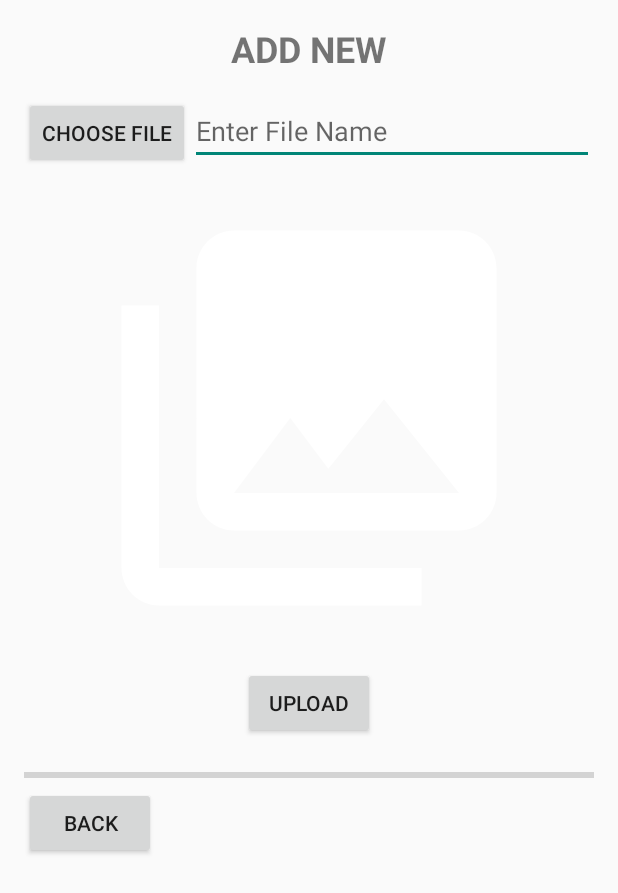
After one commit to GrenNMC/Free_Scanner, an Android app: the AddNewImage screen opened directly, with no data from a screen before it, on a phone screen of 412 x 824 dp. The commit adds this screen. Shown: the top 893 px of the screen. Run offline under Robolectric (Android 15) with nearby library versions, the phone set to English and light mode, and no system bars; our stand-ins replace Firebase (no records; nobody signed in at launch, a user with empty details on screens opened directly), Picasso.

Commit message:
upload img firebase

```diff
--- a/AndroidCK/app/src/main/AndroidManifest.xml
+++ b/AndroidCK/app/src/main/AndroidManifest.xml
@@ -4,6 +4,7 @@
     <uses-permission android:name="android.permission.CAMERA"/>
     <uses-permission android:name="android.permission.WRITE_EXTERNAL_STORAGE"
         tools:ignore="ScopedStorage" />
+    <uses-permission android:name="android.permission.INTERNET" />
 
     <uses-permission android:name="android.permission.READ_EXTERNAL_STORAGE"/>
     <uses-permission android:name="android.permission.CAMERA"/>
@@ -34,7 +35,7 @@
         <activity android:name=".Activity.FileActivity" />
         <activity android:name=".Activity.CustomImageActivity"/>
         <activity android:name=".Activity.ScanActivity"/>
-
+        <activity android:name=".Activity.AddNewImage"/>
         <provider
             android:authorities="hcmute.edu.androidck.fileprovider"
             android:name="androidx.core.content.FileProvider"
--- /dev/null
+++ b/AndroidCK/app/src/main/java/hcmute/edu/androidck/Activity/AddNewImage.java
@@ -0,0 +1,152 @@
+package hcmute.edu.androidck.Activity;
+
+import android.content.ContentResolver;
+import android.content.Intent;
+import android.net.Uri;
+import android.os.Bundle;
+import android.os.Handler;
+import android.view.View;
+import android.webkit.MimeTypeMap;
+import android.widget.Button;
+import android.widget.EditText;
+import android.widget.ImageView;
+import android.widget.ProgressBar;
+import android.widget.Toast;
+
+import androidx.annotation.NonNull;
+import androidx.annotation.Nullable;
+import androidx.appcompat.app.AppCompatActivity;
+
+import com.google.android.gms.tasks.OnFailureListener;
+import com.google.android.gms.tasks.OnSuccessListener;
+import com.google.android.gms.tasks.Task;
+import com.google.firebase.database.DatabaseReference;
+import com.google.firebase.database.FirebaseDatabase;
+import com.google.firebase.storage.FirebaseStorage;
+import com.google.firebase.storage.OnProgressListener;
+import com.google.firebase.storage.StorageReference;
+import com.google.firebase.storage.StorageTask;
+import com.google.firebase.storage.UploadTask;
+import com.squareup.picasso.Picasso;
+
+import hcmute.edu.androidck.Model.File;
+import hcmute.edu.androidck.R;
+
+public class AddNewImage extends AppCompatActivity {
+
+
+    private static final int PICK_IMAGE_REQUEST = 1;
+    Button btn_choose, btn_upload,btn_back;
+    ImageView imageView;
+    EditText editName;
+    private Uri uri;
+    ProgressBar mProgress;
+    private StorageReference mStorageRef;
+    private DatabaseReference mDataRef;
+
+    private StorageTask mUploadTask;
+
+    @Override
+    protected void onCreate(@Nullable Bundle savedInstanceState) {
+        super.onCreate(savedInstanceState);
+        setContentView(R.layout.add_new_image);
+        btn_back = findViewById(R.id.btn_back);
+        editName = findViewById(R.id.file_name);
+        btn_choose = findViewById(R.id.btn_chooseFile);
+        btn_upload = findViewById(R.id.btn_upload);
+        mProgress = findViewById(R.id.progress_bar);
+        imageView = findViewById(R.id.view_iamge);
+        mStorageRef = FirebaseStorage.getInstance().getReference("files");
+        mDataRef = FirebaseDatabase.getInstance().getReference("files");
+
+        btn_choose.setOnClickListener(new View.OnClickListener() {
+           @Override
+           public void onClick(View v) {
+                   openFileChoose();
+           }
+        });
+        btn_upload.setOnClickListener(new View.OnClickListener() {
+            @Override
+            public void onClick(View v) {
+                if(mUploadTask != null && mUploadTask.isInProgress()){
+                    Toast.makeText(AddNewImage.this, "Upload in progress", Toast.LENGTH_SHORT).show();
+                }
+                else {
+                    uploadFile();
+                }
+            }
+        });
+        btn_back.setOnClickListener(new View.OnClickListener() {
+            @Override
+            public void onClick(View v) {
+                Intent intent = new Intent(AddNewImage.this,FileActivity.class);
+                startActivity(intent);
+            }
+        });
+    }
+    private String getFileExtension(Uri uri){
+        ContentResolver resolver = getContentResolver();
+        MimeTypeMap map = MimeTypeMap.getSingleton();
+        return map.getExtensionFromMimeType(resolver.getType(uri));
+    }
+    private void uploadFile() {
+        if(uri != null){
+            StorageReference storageReference = mStorageRef.child(System.currentTimeMillis() +"."+getFileExtension(uri));
+            mUploadTask = storageReference.putFile(uri)
+                    .addOnSuccessListener(new OnSuccessListener<UploadTask.TaskSnapshot>() {
+                        @Override
+                        public void onSuccess(UploadTask.TaskSnapshot taskSnapshot) {
+                            Handler handler = new Handler();
+                            handler.postDelayed(new Runnable() {
+                                @Override
+                                public void run() {
+                                    mProgress.setProgress(0);
+                                }
+                            },500);
+                            Toast.makeText(AddNewImage.this, "Upload Success", Toast.LENGTH_SHORT).show();
+                            Task<Uri> urlTask = taskSnapshot.getStorage().getDownloadUrl();
+                            while (!urlTask.isSuccessful());
+                            Uri downloadUrl = urlTask.getResult();
+                            final String sdownload_url = String.valueOf(downloadUrl);
+                            File file = new File(editName.getText().toString().trim(),sdownload_url);
+                            String fileId = mDataRef.push().getKey();
+                            mDataRef.child(fileId).setValue(file);
+                        }
+                    }).addOnFailureListener(new OnFailureListener() {
+                        @Override
+                        public void onFailure(@NonNull Exception e) {
+                            Toast.makeText(AddNewImage.this, e.getMessage(), Toast.LENGTH_SHORT).show();
+                        }
+                    }).addOnProgressListener(new OnProgressListener<UploadTask.TaskSnapshot>() {
+                        @Override
+                        public void onProgress(@NonNull UploadTask.TaskSnapshot snapshot) {
+                            double progress = (100.0 * snapshot.getBytesTransferred()/snapshot.getTotalByteCount());
+                            mProgress.setProgress((int) progress);
+                        }
+                    });
+
+        }else {
+            Toast.makeText(this,"No file selected",Toast.LENGTH_SHORT).show();
+        }
+
+    }
+
+    private void openFileChoose() {
+
+        Intent intent = new Intent();
+        intent.setType("image/*");
+        intent.setAction(Intent.ACTION_GET_CONTENT);
+        startActivityForResult(intent,PICK_IMAGE_REQUEST);
+    }
+    @Override
+    protected void onActivityResult(int requestCode, int resultCode, @Nullable Intent data) {
+        super.onActivityResult(requestCode, resultCode, data);
+
+        if(requestCode == PICK_IMAGE_REQUEST && resultCode == RESULT_OK
+        && data!= null && data.getData() != null){
+
+            uri = data.getData();
+            Picasso.with(this).load(uri).into(imageView);
+        }
+    }
+}
--- a/AndroidCK/app/src/main/java/hcmute/edu/androidck/MainActivity.java
+++ b/AndroidCK/app/src/main/java/hcmute/edu/androidck/MainActivity.java
@@ -61,7 +61,7 @@ public class MainActivity extends AppCompatActivity {
         btn_allFile.setOnClickListener(new View.OnClickListener() {
             @Override
             public void onClick(View v) {
-                Intent intent = new Intent(MainActivity.this, FolderActivity.class);
+                Intent intent = new Intent(MainActivity.this, FileActivity.class);
 //                Bundle bundle = new Bundle();
 //                intent.putExtras(bundle);
                 startActivity(intent);
--- /dev/null
+++ b/AndroidCK/app/src/main/res/layout/add_new_image.xml
@@ -0,0 +1,63 @@
+<?xml version="1.0" encoding="utf-8"?>
+<RelativeLayout xmlns:android="http://schemas.android.com/apk/res/android"
+    android:layout_width="match_parent"
+    android:layout_height="wrap_content"
+    android:layout_margin="16dp"
+    android:orientation="vertical">
+    <TextView
+        android:id="@+id/title_add"
+        android:layout_centerHorizontal="true"
+        android:layout_width="wrap_content"
+        android:layout_height="wrap_content"
+        android:text="ADD NEW"
+        android:textSize="24dp"
+        android:textStyle="bold"
+        android:layout_marginBottom="16dp"/>
+
+    <LinearLayout
+        android:id="@+id/container_filename"
+        android:layout_width="match_parent"
+        android:layout_height="wrap_content"
+        android:orientation="horizontal"
+        android:layout_marginBottom="16dp"
+        android:layout_below="@+id/title_add">
+        <Button
+            android:layout_width="wrap_content"
+            android:layout_height="wrap_content"
+            android:text="Choose File"
+            android:id="@+id/btn_chooseFile"/>
+        <EditText
+            android:layout_width="match_parent"
+            android:layout_height="wrap_content"
+            android:hint="Enter File Name"
+            android:id="@+id/file_name"/>
+    </LinearLayout>
+    <ImageView
+        android:id="@+id/view_iamge"
+        android:layout_width="match_parent"
+        android:layout_below="@id/container_filename"
+        android:layout_height="300dp"
+        android:src="@drawable/btn_gallery"
+        android:layout_marginBottom="16dp"/>
+    <Button
+        android:id="@+id/btn_upload"
+        android:layout_width="wrap_content"
+        android:layout_height="wrap_content"
+        android:text="Upload"
+        android:layout_below="@+id/view_iamge"
+        android:layout_centerHorizontal="true"
+        android:layout_marginBottom="16dp"/>
+    <ProgressBar
+        android:id="@+id/progress_bar"
+        android:layout_width="match_parent"
+        android:layout_height="wrap_content"
+        style="@style/Widget.AppCompat.ProgressBar.Horizontal"
+        android:layout_below="@id/btn_upload"/>
+    <Button
+        android:id="@+id/btn_back"
+        android:layout_width="wrap_content"
+        android:layout_height="wrap_content"
+        android:text="Back"
+        android:layout_below="@+id/progress_bar"/>
+
+</RelativeLayout>
--- a/AndroidCK/app/src/main/res/layout/item_file.xml
+++ b/AndroidCK/app/src/main/res/layout/item_file.xml
@@ -11,7 +11,7 @@
         android:id="@+id/image_file"
         android:layout_width="60dp"
         android:layout_height="60dp"
-        android:src="@drawable/demo"
+       android:src="@drawable/ic_launcher_background"
         android:layout_marginRight="10dp"/>
 
     <LinearLayout
--- a/AndroidCK/app/src/main/res/layout/list_file.xml
+++ b/AndroidCK/app/src/main/res/layout/list_file.xml
@@ -54,6 +54,7 @@
             android:layout_width="wrap_content"
             android:layout_height="wrap_content"
             android:layout_toEndOf="@+id/search_bar_edit"
+            android:onClick="showPopup"
             android:src="@drawable/ic_menu"/>
 
     </RelativeLayout>
```
Also changed, not shown: AndroidCK/app/build.gradle (+8 -3 lines), AndroidCK/app/src/main/java/hcmute/edu/androidck/Activity/FileActivity.java (+117 -6 lines), AndroidCK/app/src/main/java/hcmute/edu/androidck/Adapter/FileAdapter.java (+8 -0 lines), AndroidCK/app/src/main/java/hcmute/edu/androidck/Model/File.java (+10 -17 lines), AndroidCK/app/src/main/res/layout/show_dialog.xml (added, +49 -0 lines), AndroidCK/app/src/main/res/menu/action_view.xml (added, +19 -0 lines), AndroidCK/build.gradle (+4 -3 lines), 1 other file.
